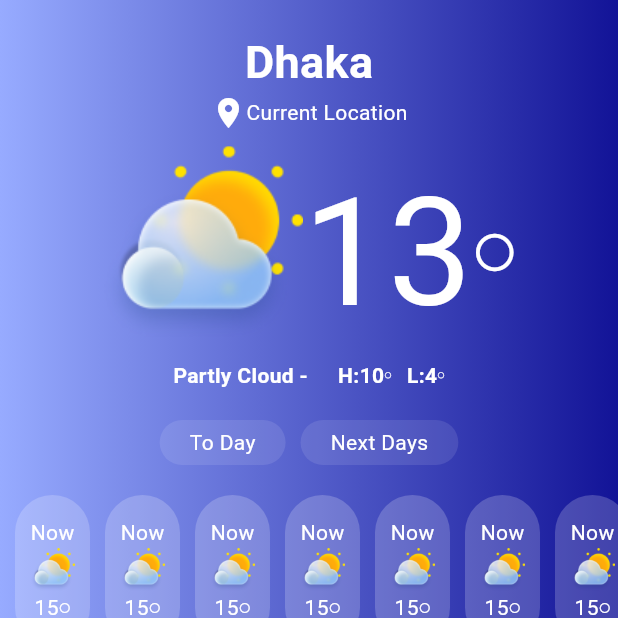
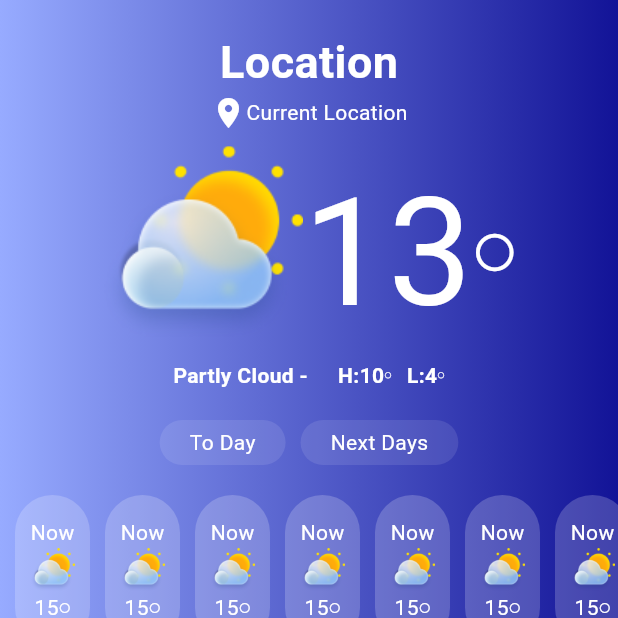
Before and after one commit to araful39/weather_app, a Flutter app: the screen it shows after launch, on a phone screen of 412 x 824 dp, the top half of it. Run offline on Flutter 3.47's test engine with Material 3 defaults, Android fonts, the phone set to English and light mode, and no system bars; our stand-ins replace get; network calls fail.

```diff
--- a/lib/controller/home_controller.dart
+++ b/lib/controller/home_controller.dart
@@ -1,12 +1,19 @@
+import 'dart:developer';
+
 import 'package:get/get.dart';
+import 'package:weater_app/model/weather_model.dart';
+import 'package:weater_app/service/api_service.dart';
 
-class HomeController extends GetxController{
-
+class HomeController extends GetxController {
+  Rx<WeatherModel> weatherData = WeatherModel().obs;
   @override
   void onInit() {
-
     super.onInit();
+    getData();
   }
 
-
+  getData() async {
+    weatherData.value =
+        await ApiService.fetchData() ?? WeatherModel(); // Update observable
+  }
 }
--- /dev/null
+++ b/lib/service/api_service.dart
@@ -0,0 +1,23 @@
+import 'dart:convert';
+import 'dart:developer';
+
+import 'package:http/http.dart' as http;
+import 'package:weater_app/api/api.dart';
+import 'package:weater_app/model/weather_model.dart';
+
+class ApiService {
+  static fetchData() async {
+    try {
+      var response = await http.get(Uri.parse(Api.baseUrl));
+      if (response.statusCode == 200) {
+        var json = jsonDecode(response.body);
+        return WeatherModel.fromJson(json);
+      } else {
+        log("Error: ${response.statusCode}");
+      }
+    } catch (e) {
+      log("Error $e");
+      return null;
+    }
+  }
+}
--- a/lib/service/service.dart
+++ /dev/null
@@ -1,18 +0,0 @@
-
-
-import 'dart:developer';
-
-import 'package:http/http.dart' as http;
-import 'package:weater_app/api/api.dart';
-
-class Service {
-  getData() async {
-    try{
-      var response = await http.get(Uri.parse(Api.baseUrl));
-
-    }
-        catch (e){
-      log("Erorre $e");
-        }
-  }
-}
--- a/lib/view/home/home.dart
+++ b/lib/view/home/home.dart
@@ -1,5 +1,6 @@
 import 'package:flutter/material.dart';
 import 'package:get/get.dart';
+import 'package:weater_app/controller/home_controller.dart';
 import 'package:weater_app/view/home/widget/day_button.dart';
 import 'package:weater_app/view/home/widget/sunset_time_card.dart';
 import 'package:weater_app/view/home/widget/temp_card.dart';
@@ -9,6 +10,8 @@ class Home extends StatelessWidget {
 
   @override
   Widget build(BuildContext context) {
+    HomeController homeController = Get.put(HomeController());
+  var  service=   homeController.weatherData.value;
     return Scaffold(
       body: SafeArea(
         child: Container(
@@ -33,8 +36,8 @@ class Home extends StatelessWidget {
                   const SizedBox(
                     height: 20,
                   ),
-                  const Text(
-                    "Dhaka",
+                  Text(
+                    service.name ?? "Location",
                     style: TextStyle(
                         color: Colors.white,
                         fontSize: 30,
```
